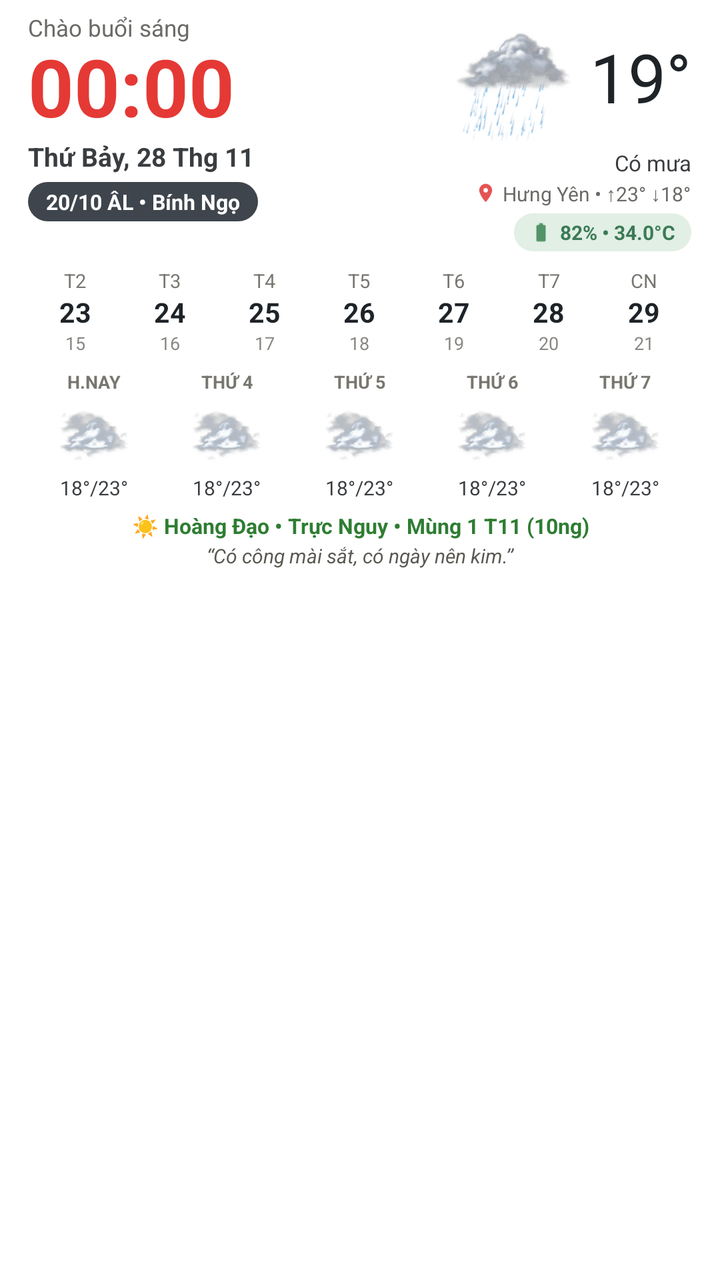
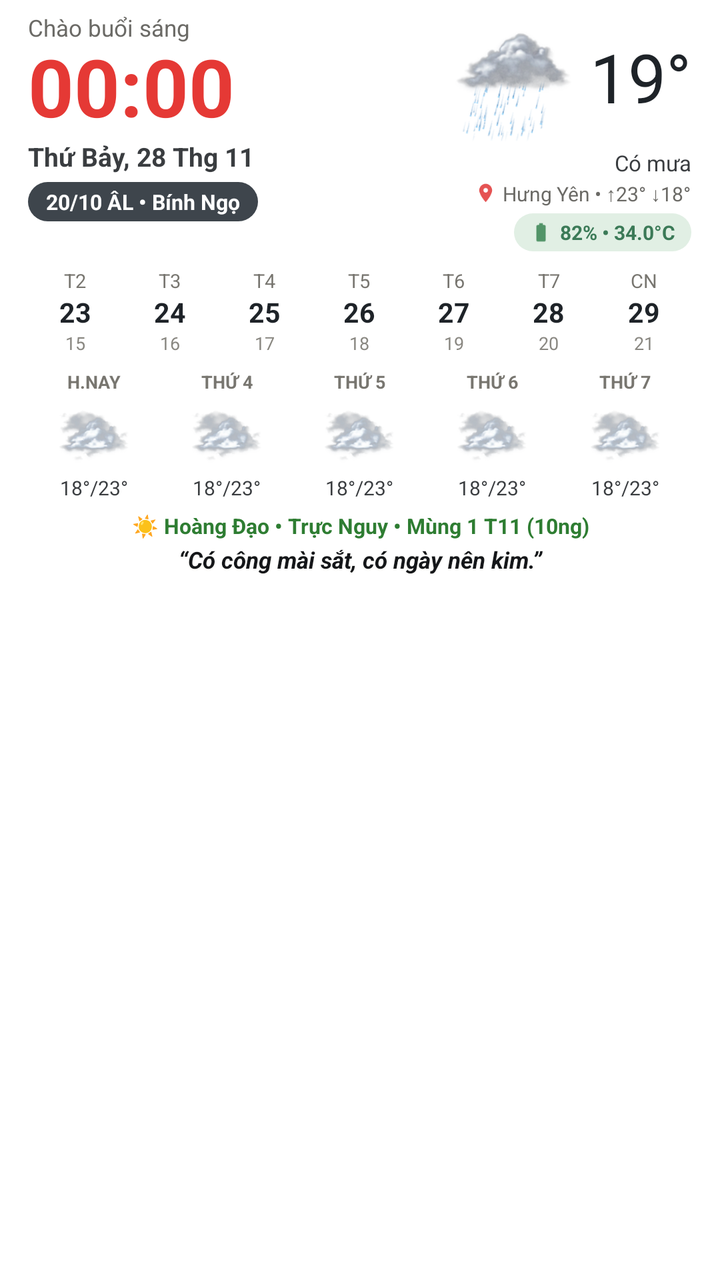

Two renders of the same Android screen: before a commit and after it. Below are the layout's source before the change and the commit's diff.
<!-- AndroidManifest.xml: application theme Theme.LichAmWidget -->
<!-- res/layout/widget_lich_am.xml -->
<?xml version="1.0" encoding="utf-8"?>
<LinearLayout xmlns:android="http://schemas.android.com/apk/res/android"
    android:id="@+id/widget_root"
    android:layout_width="match_parent"
    android:layout_height="match_parent"
    android:background="@drawable/bg_widget_transparent"
    android:orientation="vertical"
    android:paddingLeft="14dp"
    android:paddingTop="6dp"
    android:paddingRight="14dp"
    android:paddingBottom="4dp">

    
    <LinearLayout
        android:layout_width="match_parent"
        android:layout_height="wrap_content"
        android:baselineAligned="false"
        android:orientation="horizontal">

        
        <LinearLayout
            android:id="@+id/layout_top_left"
            android:layout_width="0dp"
            android:layout_height="wrap_content"
            android:layout_weight="1.02"
            android:orientation="vertical">

            <TextView
                android:id="@+id/tv_greeting"
                android:layout_width="wrap_content"
                android:layout_height="wrap_content"
                android:text="Chào buổi sáng"
                android:textColor="#6B6A66"
                android:textSize="11.5sp" />

            <TextClock
                android:id="@+id/clock_time"
                android:layout_width="wrap_content"
                android:layout_height="wrap_content"
                android:format12Hour="HH:mm"
                android:format24Hour="HH:mm"
                android:includeFontPadding="false"
                android:textColor="#E53935"
                android:textSize="40sp"
                android:textStyle="bold" />

            <TextView
                android:id="@+id/tv_solar_date"
                android:layout_width="wrap_content"
                android:layout_height="wrap_content"
                android:layout_marginTop="1dp"
                android:text="Thứ Bảy, 28 Thg 11"
                android:textColor="#3A3D40"
                android:textSize="13sp"
                android:textStyle="bold" />

            <TextView
                android:id="@+id/tv_lunar_badge"
                android:layout_width="wrap_content"
                android:layout_height="wrap_content"
                android:layout_marginTop="4dp"
                android:background="@drawable/bg_lunar_pill"
                android:paddingLeft="9dp"
                android:paddingTop="2.5dp"
                android:paddingRight="9dp"
                android:paddingBottom="2.5dp"
                android:text="20/10 ÂL • Bính Ngọ"
                android:textColor="#FFFFFF"
                android:textSize="10.5sp"
                android:textStyle="bold" />
        </LinearLayout>

        
        <LinearLayout
            android:id="@+id/layout_top_right"
            android:layout_width="0dp"
            android:layout_height="wrap_content"
            android:layout_weight="1.15"
            android:gravity="end"
            android:orientation="vertical">

            <LinearLayout
                android:layout_width="wrap_content"
                android:layout_height="wrap_content"
                android:gravity="center_vertical"
                android:orientation="horizontal">

                <ViewFlipper
                    android:id="@+id/vf_weather_now"
                    android:layout_width="68dp"
                    android:layout_height="68dp"
                    android:layout_marginEnd="4dp"
                    android:autoStart="true"
                    android:flipInterval="220">

                    <ImageView
                        android:id="@+id/iv_weather_f0"
                        android:layout_width="match_parent"
                        android:layout_height="match_parent"
                        android:scaleType="fitCenter"
                        android:src="@drawable/ic_w3d_rain_f0" />
                    <ImageView
                        android:id="@+id/iv_weather_f1"
                        android:layout_width="match_parent"
                        android:layout_height="match_parent"
                        android:scaleType="fitCenter"
                        android:src="@drawable/ic_w3d_rain_f1" />
                    <ImageView
                        android:id="@+id/iv_weather_f2"
                        android:layout_width="match_parent"
                        android:layout_height="match_parent"
                        android:scaleType="fitCenter"
                        android:src="@drawable/ic_w3d_rain_f2" />
                    <ImageView
                        android:id="@+id/iv_weather_f3"
                        android:layout_width="match_parent"
                        android:layout_height="match_parent"
                        android:scaleType="fitCenter"
                        android:src="@drawable/ic_w3d_rain_f3" />
                    <ImageView
                        android:id="@+id/iv_weather_f4"
                        android:layout_width="match_parent"
                        android:layout_height="match_parent"
                        android:scaleType="fitCenter"
                        android:src="@drawable/ic_w3d_rain_f4" />
                    <ImageView
                        android:id="@+id/iv_weather_f5"
                        android:layout_width="match_parent"
                        android:layout_height="match_parent"
                        android:scaleType="fitCenter"
                        android:src="@drawable/ic_w3d_rain_f5" />
                </ViewFlipper>

                <TextView
                    android:id="@+id/tv_temp_now"
                    android:layout_width="wrap_content"
                    android:layout_height="wrap_content"
                    android:includeFontPadding="false"
                    android:text="19°"
                    android:textColor="#1E2328"
                    android:textSize="34sp"
                    android:textStyle="normal" />
            </LinearLayout>

            <TextView
                android:id="@+id/tv_weather_cond"
                android:layout_width="wrap_content"
                android:layout_height="wrap_content"
                android:text="Có mưa"
                android:textColor="#3A3D40"
                android:textSize="11sp" />

            <LinearLayout
                android:layout_width="wrap_content"
                android:layout_height="wrap_content"
                android:layout_marginTop="1dp"
                android:gravity="center_vertical"
                android:orientation="horizontal">

                <ImageView
                    android:layout_width="11dp"
                    android:layout_height="11dp"
                    android:layout_marginEnd="3dp"
                    android:src="@drawable/ic_pin_red" />

                <TextView
                    android:id="@+id/tv_loc_range"
                    android:layout_width="wrap_content"
                    android:layout_height="wrap_content"
                    android:ellipsize="end"
                    android:maxLines="1"
                    android:text="Hưng Yên • ↑23° ↓18°"
                    android:textColor="#6B6A66"
                    android:textSize="10sp" />
            </LinearLayout>

            <LinearLayout
                android:layout_width="wrap_content"
                android:layout_height="wrap_content"
                android:layout_marginTop="3dp"
                android:background="@drawable/bg_battery_pill"
                android:gravity="center_vertical"
                android:orientation="horizontal"
                android:paddingLeft="8dp"
                android:paddingTop="2.5dp"
                android:paddingRight="8dp"
                android:paddingBottom="2.5dp">

                <ImageView
                    android:layout_width="11dp"
                    android:layout_height="11dp"
                    android:layout_marginEnd="4dp"
                    android:src="@drawable/ic_battery_green" />

                <TextView
                    android:id="@+id/tv_battery"
                    android:layout_width="wrap_content"
                    android:layout_height="wrap_content"
                    android:text="82% • 34.0°C"
                    android:textColor="#3B7A57"
                    android:textSize="10sp"
                    android:textStyle="bold" />
            </LinearLayout>
        </LinearLayout>
    </LinearLayout>

    
    <LinearLayout
        android:id="@+id/layout_week_row"
        android:layout_width="match_parent"
        android:layout_height="wrap_content"
        android:layout_marginTop="5dp"
        android:baselineAligned="false"
        android:orientation="horizontal">

        <LinearLayout
            android:id="@+id/col_day_0"
            android:layout_width="0dp"
            android:layout_height="wrap_content"
            android:layout_weight="1"
            android:gravity="center"
            android:orientation="vertical"
            android:paddingTop="3dp"
            android:paddingBottom="3dp">

            <TextView
                android:id="@+id/tv_dow_0"
                android:layout_width="wrap_content"
                android:layout_height="wrap_content"
                android:text="T2"
                android:textColor="#787670"
                android:textSize="9.5sp" />

            <TextView
                android:id="@+id/tv_solar_0"
                android:layout_width="wrap_content"
                android:layout_height="wrap_content"
                android:text="23"
                android:textColor="#1E2328"
                android:textSize="13.5sp"
                android:textStyle="bold" />

            <TextView
                android:id="@+id/tv_lunar_0"
                android:layout_width="wrap_content"
                android:layout_height="wrap_content"
                android:text="15"
                android:textColor="#8A8882"
                android:textSize="9sp" />
        </LinearLayout>
        <LinearLayout
            android:id="@+id/col_day_1"
            android:layout_width="0dp"
            android:layout_height="wrap_content"
            android:layout_weight="1"
            android:gravity="center"
            android:orientation="vertical"
            android:paddingTop="3dp"
            android:paddingBottom="3dp">

            <TextView
                android:id="@+id/tv_dow_1"
                android:layout_width="wrap_content"
                android:layout_height="wrap_content"
                android:text="T3"
                android:textColor="#787670"
                android:textSize="9.5sp" />

            <TextView
                android:id="@+id/tv_solar_1"
                android:layout_width="wrap_content"
                android:layout_height="wrap_content"
                android:text="24"
                android:textColor="#1E2328"
                android:textSize="13.5sp"
                android:textStyle="bold" />

            <TextView
                android:id="@+id/tv_lunar_1"
                android:layout_width="wrap_content"
                android:layout_height="wrap_content"
                android:text="16"
                android:textColor="#8A8882"
                android:textSize="9sp" />
        </LinearLayout>
        <LinearLayout
            android:id="@+id/col_day_2"
            android:layout_width="0dp"
            android:layout_height="wrap_content"
            android:layout_weight="1"
            android:gravity="center"
            android:orientation="vertical"
            android:paddingTop="3dp"
            android:paddingBottom="3dp">

            <TextView
                android:id="@+id/tv_dow_2"
                android:layout_width="wrap_content"
                android:layout_height="wrap_content"
                android:text="T4"
                android:textColor="#787670"
                android:textSize="9.5sp" />

            <TextView
                android:id="@+id/tv_solar_2"
                android:layout_width="wrap_content"
                android:layout_height="wrap_content"
                android:text="25"
                android:textColor="#1E2328"
                android:textSize="13.5sp"
                android:textStyle="bold" />

            <TextView
                android:id="@+id/tv_lunar_2"
                android:layout_width="wrap_content"
                android:layout_height="wrap_content"
                android:text="17"
                android:textColor="#8A8882"
                android:textSize="9sp" />
        </LinearLayout>
        <LinearLayout
            android:id="@+id/col_day_3"
            android:layout_width="0dp"
            android:layout_height="wrap_content"
            android:layout_weight="1"
            android:gravity="center"
            android:orientation="vertical"
            android:paddingTop="3dp"
            android:paddingBottom="3dp">

            <TextView
                android:id="@+id/tv_dow_3"
                android:layout_width="wrap_content"
                android:layout_height="wrap_content"
                android:text="T5"
                android:textColor="#787670"
                android:textSize="9.5sp" />

            <TextView
                android:id="@+id/tv_solar_3"
                android:layout_width="wrap_content"
                android:layout_height="wrap_content"
                android:text="26"
                android:textColor="#1E2328"
                android:textSize="13.5sp"
                android:textStyle="bold" />

            <TextView
                android:id="@+id/tv_lunar_3"
                android:layout_width="wrap_content"
                android:layout_height="wrap_content"
                android:text="18"
                android:textColor="#8A8882"
                android:textSize="9sp" />
        </LinearLayout>
        <LinearLayout
            android:id="@+id/col_day_4"
            android:layout_width="0dp"
            android:layout_height="wrap_content"
            android:layout_weight="1"
            android:gravity="center"
            android:orientation="vertical"
            android:paddingTop="3dp"
            android:paddingBottom="3dp">

            <TextView
                android:id="@+id/tv_dow_4"
                android:layout_width="wrap_content"
                android:layout_height="wrap_content"
                android:text="T6"
                android:textColor="#787670"
                android:textSize="9.5sp" />

            <TextView
                android:id="@+id/tv_solar_4"
                android:layout_width="wrap_content"
                android:layout_height="wrap_content"
                android:text="27"
                android:textColor="#1E2328"
                android:textSize="13.5sp"
                android:textStyle="bold" />

            <TextView
                android:id="@+id/tv_lunar_4"
                android:layout_width="wrap_content"
                android:layout_height="wrap_content"
                android:text="19"
                android:textColor="#8A8882"
                android:textSize="9sp" />
        </LinearLayout>
        <LinearLayout
            android:id="@+id/col_day_5"
            android:layout_width="0dp"
            android:layout_height="wrap_content"
            android:layout_weight="1"
            android:gravity="center"
            android:orientation="vertical"
            android:paddingTop="3dp"
            android:paddingBottom="3dp">

            <TextView
                android:id="@+id/tv_dow_5"
                android:layout_width="wrap_content"
                android:layout_height="wrap_content"
                android:text="T7"
                android:textColor="#787670"
                android:textSize="9.5sp" />

            <TextView
                android:id="@+id/tv_solar_5"
                android:layout_width="wrap_content"
                android:layout_height="wrap_content"
                android:text="28"
                android:textColor="#1E2328"
                android:textSize="13.5sp"
                android:textStyle="bold" />

            <TextView
                android:id="@+id/tv_lunar_5"
                android:layout_width="wrap_content"
                android:layout_height="wrap_content"
                android:text="20"
                android:textColor="#8A8882"
                android:textSize="9sp" />
        </LinearLayout>
        <LinearLayout
            android:id="@+id/col_day_6"
            android:layout_width="0dp"
            android:layout_height="wrap_content"
            android:layout_weight="1"
            android:gravity="center"
            android:orientation="vertical"
            android:paddingTop="3dp"
            android:paddingBottom="3dp">

            <TextView
                android:id="@+id/tv_dow_6"
                android:layout_width="wrap_content"
                android:layout_height="wrap_content"
                android:text="CN"
                android:textColor="#787670"
                android:textSize="9.5sp" />

            <TextView
                android:id="@+id/tv_solar_6"
                android:layout_width="wrap_content"
                android:layout_height="wrap_content"
                android:text="29"
                android:textColor="#1E2328"
                android:textSize="13.5sp"
                android:textStyle="bold" />

            <TextView
                android:id="@+id/tv_lunar_6"
                android:layout_width="wrap_content"
                android:layout_height="wrap_content"
                android:text="21"
                android:textColor="#8A8882"
                android:textSize="9sp" />
        </LinearLayout>
    </LinearLayout>

    
    <LinearLayout
        android:id="@+id/layout_forecast_row"
        android:layout_width="match_parent"
        android:layout_height="wrap_content"
        android:layout_marginTop="4dp"
        android:baselineAligned="false"
        android:orientation="horizontal">

        <LinearLayout
            android:layout_width="0dp"
            android:layout_height="wrap_content"
            android:layout_weight="1"
            android:gravity="center"
            android:orientation="vertical">

            <TextView
                android:id="@+id/tv_fc_day_0"
                android:layout_width="wrap_content"
                android:layout_height="wrap_content"
                android:text="H.NAY"
                android:textColor="#787670"
                android:textSize="9sp"
                android:textStyle="bold" />

            <ImageView
                android:id="@+id/iv_fc_icon_0"
                android:layout_width="40dp"
                android:layout_height="40dp"
                android:scaleType="fitCenter"
                android:src="@drawable/ic_w3d_cloudy_f0" />

            <TextView
                android:id="@+id/tv_fc_temp_0"
                android:layout_width="wrap_content"
                android:layout_height="wrap_content"
                android:text="18°/23°"
                android:textColor="#3A3D40"
                android:textSize="10sp" />
        </LinearLayout>
        <LinearLayout
            android:layout_width="0dp"
            android:layout_height="wrap_content"
            android:layout_weight="1"
            android:gravity="center"
            android:orientation="vertical">

            <TextView
                android:id="@+id/tv_fc_day_1"
                android:layout_width="wrap_content"
                android:layout_height="wrap_content"
                android:text="THỨ 4"
                android:textColor="#787670"
                android:textSize="9sp"
                android:textStyle="bold" />

            <ImageView
                android:id="@+id/iv_fc_icon_1"
                android:layout_width="40dp"
                android:layout_height="40dp"
                android:scaleType="fitCenter"
                android:src="@drawable/ic_w3d_cloudy_f0" />

            <TextView
                android:id="@+id/tv_fc_temp_1"
                android:layout_width="wrap_content"
                android:layout_height="wrap_content"
                android:text="18°/23°"
                android:textColor="#3A3D40"
                android:textSize="10sp" />
        </LinearLayout>
        <LinearLayout
            android:layout_width="0dp"
            android:layout_height="wrap_content"
            android:layout_weight="1"
            android:gravity="center"
            android:orientation="vertical">

            <TextView
                android:id="@+id/tv_fc_day_2"
                android:layout_width="wrap_content"
                android:layout_height="wrap_content"
                android:text="THỨ 5"
                android:textColor="#787670"
                android:textSize="9sp"
                android:textStyle="bold" />

            <ImageView
                android:id="@+id/iv_fc_icon_2"
                android:layout_width="40dp"
                android:layout_height="40dp"
                android:scaleType="fitCenter"
                android:src="@drawable/ic_w3d_cloudy_f0" />

            <TextView
                android:id="@+id/tv_fc_temp_2"
                android:layout_width="wrap_content"
                android:layout_height="wrap_content"
                android:text="18°/23°"
                android:textColor="#3A3D40"
                android:textSize="10sp" />
        </LinearLayout>
        <LinearLayout
            android:layout_width="0dp"
            android:layout_height="wrap_content"
            android:layout_weight="1"
            android:gravity="center"
            android:orientation="vertical">

            <TextView
                android:id="@+id/tv_fc_day_3"
                android:layout_width="wrap_content"
                android:layout_height="wrap_content"
                android:text="THỨ 6"
                android:textColor="#787670"
                android:textSize="9sp"
                android:textStyle="bold" />

            <ImageView
                android:id="@+id/iv_fc_icon_3"
                android:layout_width="40dp"
                android:layout_height="40dp"
                android:scaleType="fitCenter"
                android:src="@drawable/ic_w3d_cloudy_f0" />

            <TextView
                android:id="@+id/tv_fc_temp_3"
                android:layout_width="wrap_content"
                android:layout_height="wrap_content"
                android:text="18°/23°"
                android:textColor="#3A3D40"
                android:textSize="10sp" />
        </LinearLayout>
        <LinearLayout
            android:layout_width="0dp"
            android:layout_height="wrap_content"
            android:layout_weight="1"
            android:gravity="center"
            android:orientation="vertical">

            <TextView
                android:id="@+id/tv_fc_day_4"
                android:layout_width="wrap_content"
                android:layout_height="wrap_content"
                android:text="THỨ 7"
                android:textColor="#787670"
                android:textSize="9sp"
                android:textStyle="bold" />

            <ImageView
                android:id="@+id/iv_fc_icon_4"
                android:layout_width="40dp"
                android:layout_height="40dp"
                android:scaleType="fitCenter"
                android:src="@drawable/ic_w3d_cloudy_f0" />

            <TextView
                android:id="@+id/tv_fc_temp_4"
                android:layout_width="wrap_content"
                android:layout_height="wrap_content"
                android:text="18°/23°"
                android:textColor="#3A3D40"
                android:textSize="10sp" />
        </LinearLayout>
    </LinearLayout>

    
    <LinearLayout
        android:id="@+id/layout_almanac_footer"
        android:layout_width="match_parent"
        android:layout_height="wrap_content"
        android:layout_marginTop="5dp"
        android:gravity="center_horizontal"
        android:orientation="vertical">

        <TextView
            android:id="@+id/tv_widget_almanac"
            android:layout_width="match_parent"
            android:layout_height="wrap_content"
            android:ellipsize="end"
            android:gravity="center"
            android:maxLines="1"
            android:text="☀ Hoàng Đạo • Trực Nguy • Mùng 1 T11 (10ng)"
            android:textColor="#2E7D32"
            android:textSize="10.5sp"
            android:textStyle="bold" />

        <TextView
            android:id="@+id/tv_widget_proverb"
            android:layout_width="match_parent"
            android:layout_height="wrap_content"
            android:layout_marginTop="1dp"
            android:ellipsize="end"
            android:gravity="center"
            android:maxLines="2"
            android:text="“Có công mài sắt, có ngày nên kim.”"
            android:textColor="#5A5852"
            android:textSize="10sp"
            android:textStyle="italic" />
    </LinearLayout>

</LinearLayout>
<!-- resources referenced by this layout -->
<resources>
  <!-- drawable bg_battery_pill (drawable) -->
  <?xml version="1.0" encoding="utf-8"?>
  <shape xmlns:android="http://schemas.android.com/apk/res/android" android:shape="rectangle">
      <solid android:color="#E1EFE4" />
      <corners android:radius="10dp" />
  </shape>
  <!-- drawable bg_lunar_pill (drawable) -->
  <?xml version="1.0" encoding="utf-8"?>
  <shape xmlns:android="http://schemas.android.com/apk/res/android" android:shape="rectangle">
      <solid android:color="#3E454C" />
      <corners android:radius="14dp" />
  </shape>
  <!-- drawable bg_widget_transparent (drawable) -->
  <?xml version="1.0" encoding="utf-8"?>
  <shape xmlns:android="http://schemas.android.com/apk/res/android" android:shape="rectangle">
      <solid android:color="#00000000" />
  </shape>
  <!-- drawable ic_battery_green (drawable) -->
  <?xml version="1.0" encoding="utf-8"?>
  <vector xmlns:android="http://schemas.android.com/apk/res/android"
      android:width="12dp"
      android:height="12dp"
      android:viewportWidth="24"
      android:viewportHeight="24">
      <path
          android:fillColor="#529468"
          android:pathData="M15.67,4H14V2h-4v2H8.33C7.6,4 7,4.6 7,5.33v15.33C7,21.4 7.6,22 8.33,22h7.33c0.74,0 1.34,-0.6 1.34,-1.33V5.33C17,4.6 16.4,4 15.67,4z" />
  </vector>
  <!-- drawable ic_pin_red (drawable) -->
  <?xml version="1.0" encoding="utf-8"?>
  <vector xmlns:android="http://schemas.android.com/apk/res/android"
      android:width="12dp"
      android:height="12dp"
      android:viewportWidth="24"
      android:viewportHeight="24">
      <path
          android:fillColor="#E55353"
          android:pathData="M12,2C8.13,2 5,5.13 5,9c0,5.25 7,13 7,13s7,-7.75 7,-13c0,-3.87 -3.13,-7 -7,-7zM12,11.5c-1.38,0 -2.5,-1.12 -2.5,-2.5s1.12,-2.5 2.5,-2.5 2.5,1.12 2.5,2.5 -1.12,2.5 -2.5,2.5z" />
  </vector>
  <!-- drawable ic_w3d_cloudy_f0: png bitmap (drawable-nodpi, 23868 bytes) -->
  <!-- drawable ic_w3d_rain_f0: png bitmap (drawable-nodpi, 26168 bytes) -->
  <!-- drawable ic_w3d_rain_f1: png bitmap (drawable-nodpi, 26057 bytes) -->
  <!-- drawable ic_w3d_rain_f2: png bitmap (drawable-nodpi, 26121 bytes) -->
  <!-- drawable ic_w3d_rain_f3: png bitmap (drawable-nodpi, 26724 bytes) -->
  <!-- drawable ic_w3d_rain_f4: png bitmap (drawable-nodpi, 26497 bytes) -->
  <!-- drawable ic_w3d_rain_f5: png bitmap (drawable-nodpi, 26419 bytes) -->
  <style name="Theme.LichAmWidget" parent="Theme.MaterialComponents.DayNight.NoActionBar">
          <item name="colorPrimary">#3E454C</item>
          <item name="colorPrimaryVariant">#2A3036</item>
          <item name="colorOnPrimary">#FFFFFF</item>
          <item name="colorSecondary">#EF4747</item>
          <item name="android:statusBarColor">#F7F5EE</item>
          <item name="android:windowLightStatusBar">true</item>
      </style>
</resources>

<!-- the commit's change to res/layout/widget_lich_am.xml (unified diff, before → after) -->
@@ -651,14 +651,18 @@
             android:id="@+id/tv_widget_proverb"
             android:layout_width="match_parent"
             android:layout_height="wrap_content"
-            android:layout_marginTop="1dp"
+            android:layout_marginTop="2dp"
             android:ellipsize="end"
             android:gravity="center"
             android:maxLines="2"
+            android:shadowColor="#F2F7F5EE"
+            android:shadowDx="0"
+            android:shadowDy="0.5"
+            android:shadowRadius="2.5"
             android:text="“Có công mài sắt, có ngày nên kim.”"
-            android:textColor="#5A5852"
-            android:textSize="10sp"
-            android:textStyle="italic" />
+            android:textColor="#141619"
+            android:textSize="11.5sp"
+            android:textStyle="bold|italic" />
     </LinearLayout>
 
 </LinearLayout>
